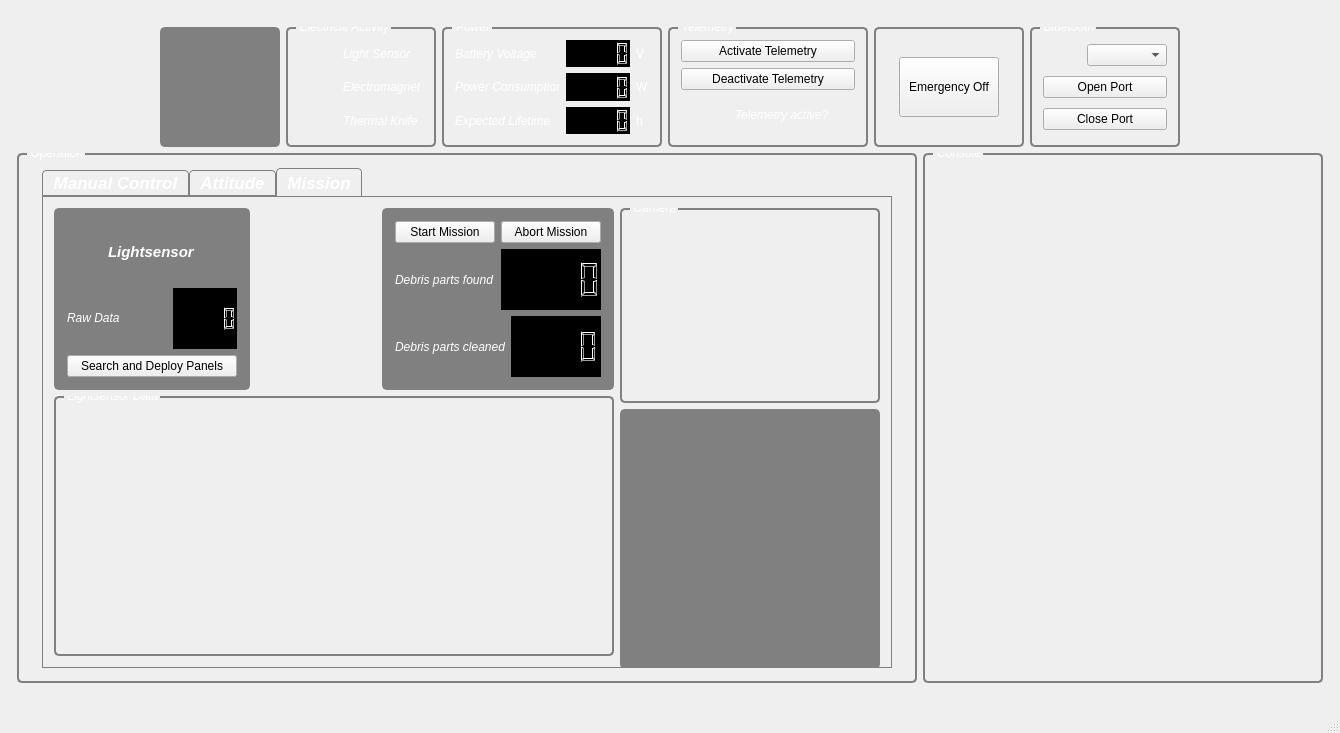
First picture: the form in groundstation.ui, repository lxbader/frogstation, before the edit.
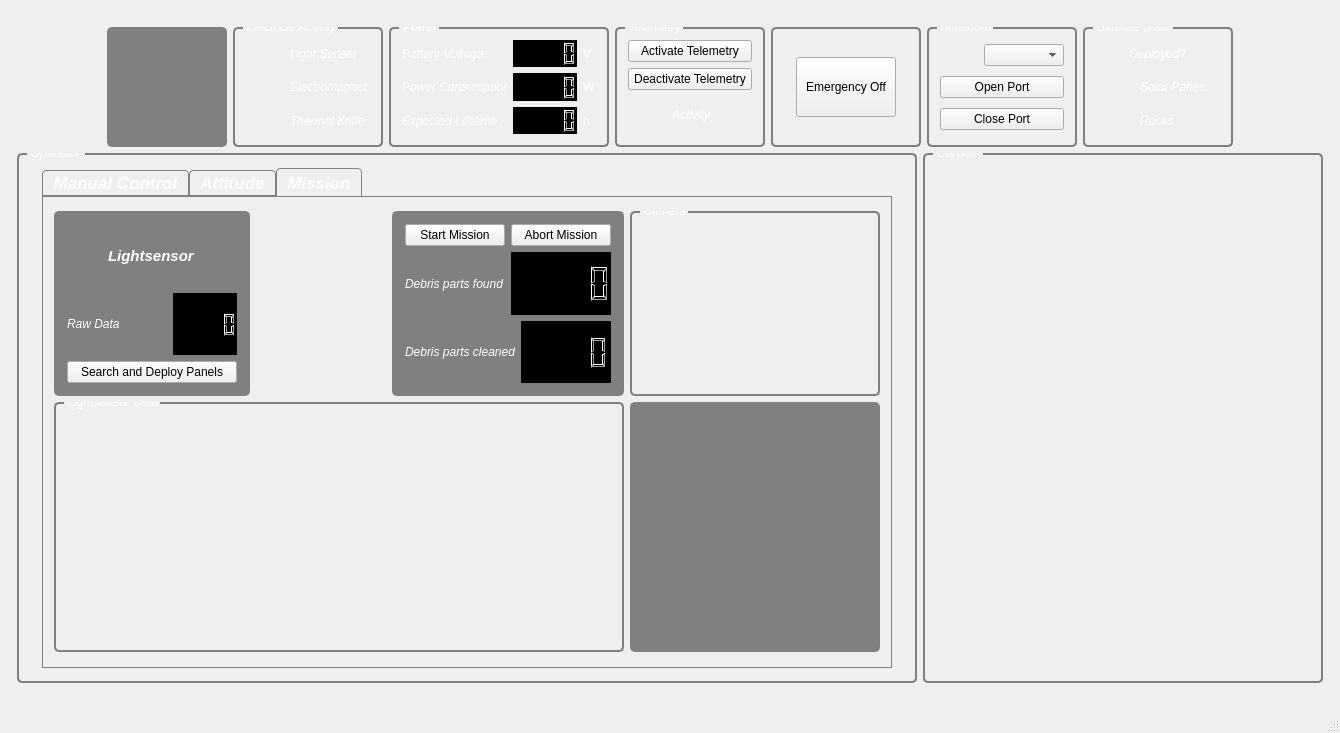
Second picture: the form after the edit. The open tabs and pages were chosen to show the change. Icons and pictures are not drawn. Custom widgets are drawn as their Qt base class.

Commit message: Satellite state LEDs added

Patch:
```diff
--- a/groundstation.ui
+++ b/groundstation.ui
@@ -345,13 +345,13 @@
          <widget class="QGroupBox" name="groupBox_2">
           <property name="minimumSize">
            <size>
-            <width>200</width>
+            <width>150</width>
             <height>120</height>
            </size>
           </property>
           <property name="maximumSize">
            <size>
-            <width>200</width>
+            <width>150</width>
             <height>120</height>
            </size>
           </property>
@@ -389,13 +389,13 @@
                 <widget class="QLabel" name="label_26">
                  <property name="minimumSize">
                   <size>
-                   <width>120</width>
+                   <width>80</width>
                    <height>0</height>
                   </size>
                  </property>
                  <property name="maximumSize">
                   <size>
-                   <width>120</width>
+                   <width>80</width>
                    <height>16777215</height>
                   </size>
                  </property>
@@ -407,7 +407,7 @@
                   </font>
                  </property>
                  <property name="text">
-                  <string>Telemetry active?</string>
+                  <string>Activity</string>
                  </property>
                 </widget>
                </item>
@@ -551,6 +551,104 @@
           </layout>
          </widget>
         </item>
+        <item>
+         <widget class="QGroupBox" name="groupBox">
+          <property name="minimumSize">
+           <size>
+            <width>150</width>
+            <height>0</height>
+           </size>
+          </property>
+          <property name="font">
+           <font>
+            <italic>true</italic>
+           </font>
+          </property>
+          <property name="title">
+           <string>Satellite State</string>
+          </property>
+          <layout class="QVBoxLayout" name="verticalLayout_35">
+           <item>
+            <layout class="QVBoxLayout" name="verticalLayout_34">
+             <item alignment="Qt::AlignHCenter">
+              <widget class="QLabel" name="label_35">
+               <property name="font">
+                <font>
+                 <italic>true</italic>
+                </font>
+               </property>
+               <property name="text">
+                <string>Deployed?</string>
+               </property>
+              </widget>
+             </item>
+             <item>
+              <layout class="QHBoxLayout" name="horizontalLayout_33">
+               <item>
+                <widget class="QLedIndicator" name="solarDeployedLED" native="true"/>
+               </item>
+               <item>
+                <widget class="QLabel" name="label_36">
+                 <property name="minimumSize">
+                  <size>
+                   <width>80</width>
+                   <height>0</height>
+                  </size>
+                 </property>
+                 <property name="maximumSize">
+                  <size>
+                   <width>80</width>
+                   <height>16777215</height>
+                  </size>
+                 </property>
+                 <property name="font">
+                  <font>
+                   <italic>true</italic>
+                  </font>
+                 </property>
+                 <property name="text">
+                  <string>Solar Panels</string>
+                 </property>
+                </widget>
+               </item>
+              </layout>
+             </item>
+             <item>
+              <layout class="QHBoxLayout" name="horizontalLayout_34">
+               <item>
+                <widget class="QLedIndicator" name="racksDeployedLED" native="true"/>
+               </item>
+               <item>
+                <widget class="QLabel" name="label_37">
+                 <property name="minimumSize">
+                  <size>
+                   <width>80</width>
+                   <height>0</height>
+                  </size>
+                 </property>
+                 <property name="maximumSize">
+                  <size>
+                   <width>80</width>
+                   <height>16777215</height>
+                  </size>
+                 </property>
+                 <property name="font">
+                  <font>
+                   <italic>true</italic>
+                  </font>
+                 </property>
+                 <property name="text">
+                  <string>Racks</string>
+                 </property>
+                </widget>
+               </item>
+              </layout>
+             </item>
+            </layout>
+           </item>
+          </layout>
+         </widget>
+        </item>
         <item>
          <spacer name="horizontalSpacer_13">
           <property name="orientation">
@@ -1617,13 +1715,13 @@
                      <property name="minimumSize">
                       <size>
                        <width>0</width>
-                       <height>260</height>
+                       <height>250</height>
                       </size>
                      </property>
                      <property name="maximumSize">
                       <size>
                        <width>16777215</width>
-                       <height>260</height>
+                       <height>250</height>
                       </size>
                      </property>
                      <property name="font">
@@ -1649,14 +1747,14 @@
                     <widget class="QGroupBox" name="groupBox_13">
                      <property name="minimumSize">
                       <size>
-                       <width>260</width>
-                       <height>195</height>
+                       <width>250</width>
+                       <height>185</height>
                       </size>
                      </property>
                      <property name="maximumSize">
                       <size>
-                       <width>260</width>
-                       <height>195</height>
+                       <width>250</width>
+                       <height>185</height>
                       </size>
                      </property>
                      <property name="font">
@@ -1682,14 +1780,14 @@
                     <widget class="QGroupBox" name="debrisMapBox">
                      <property name="minimumSize">
                       <size>
-                       <width>260</width>
-                       <height>260</height>
+                       <width>250</width>
+                       <height>250</height>
                       </size>
                      </property>
                      <property name="maximumSize">
                       <size>
-                       <width>260</width>
-                       <height>260</height>
+                       <width>250</width>
+                       <height>250</height>
                       </size>
                      </property>
                      <property name="font">
```
Left out of the diff: 2 changed lines with no effect on the pictures. The commit also changes 1 other file.
